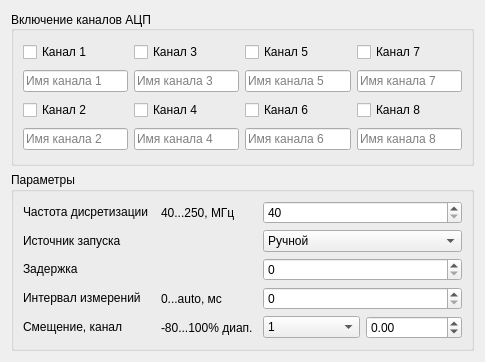
Before: the Qt Designer form ui/ADCUIDesign.ui in AVSidorov/FT2SXR, drawn with Qt 5.
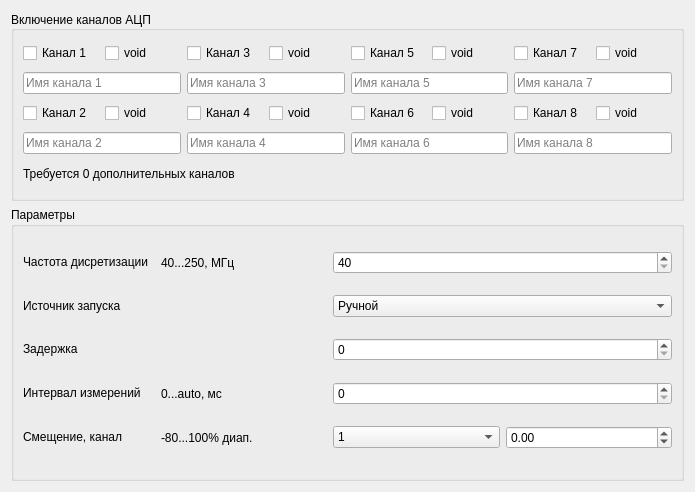
After: the same form once the commit is applied.

Commit message: void channels fixed

The edit to the form file:
```diff
--- a/ui/ADCUIDesign.ui
+++ b/ui/ADCUIDesign.ui
@@ -12,8 +12,8 @@
    <rect>
     <x>0</x>
     <y>0</y>
-    <width>485</width>
-    <height>362</height>
+    <width>695</width>
+    <height>492</height>
    </rect>
   </property>
   <property name="sizePolicy">
@@ -48,7 +48,7 @@
        <property name="maximumSize">
         <size>
          <width>16777215</width>
-         <height>160</height>
+         <height>190</height>
         </size>
        </property>
        <property name="title">
@@ -64,7 +64,14 @@
         <bool>false</bool>
        </property>
        <layout class="QGridLayout" name="gridLayout">
-        <item row="2" column="3">
+        <item row="4" column="4">
+         <widget class="QCheckBox" name="ch6_checkBox">
+          <property name="text">
+           <string>Канал 6</string>
+          </property>
+         </widget>
+        </item>
+        <item row="4" column="6">
          <widget class="QCheckBox" name="ch8_checkBox">
           <property name="text">
            <string>Канал 8</string>
@@ -77,24 +84,24 @@
           </property>
          </widget>
         </item>
-        <item row="2" column="2">
-         <widget class="QCheckBox" name="ch6_checkBox">
-          <property name="text">
-           <string>Канал 6</string>
-          </property>
-         </widget>
-        </item>
-        <item row="0" column="3">
+        <item row="0" column="6">
          <widget class="QCheckBox" name="ch7_checkBox">
           <property name="text">
            <string>Канал 7</string>
           </property>
          </widget>
         </item>
-        <item row="0" column="2">
-         <widget class="QCheckBox" name="ch5_checkBox">
+        <item row="4" column="2">
+         <widget class="QCheckBox" name="ch4_checkBox">
           <property name="text">
-           <string>Канал 5</string>
+           <string>Канал 4</string>
+          </property>
+         </widget>
+        </item>
+        <item row="4" column="0">
+         <widget class="QCheckBox" name="ch2_checkBox">
+          <property name="text">
+           <string>Канал 2</string>
           </property>
          </widget>
         </item>
@@ -105,83 +112,145 @@
           </property>
          </widget>
         </item>
-        <item row="2" column="1">
-         <widget class="QCheckBox" name="ch4_checkBox">
-          <property name="text">
-           <string>Канал 4</string>
-          </property>
-         </widget>
-        </item>
-        <item row="0" column="1">
+        <item row="0" column="2">
          <widget class="QCheckBox" name="ch3_checkBox">
           <property name="text">
            <string>Канал 3</string>
           </property>
          </widget>
         </item>
-        <item row="2" column="0">
-         <widget class="QCheckBox" name="ch2_checkBox">
+        <item row="0" column="4">
+         <widget class="QCheckBox" name="ch5_checkBox">
           <property name="text">
-           <string>Канал 2</string>
+           <string>Канал 5</string>
           </property>
          </widget>
         </item>
-        <item row="1" column="1">
-         <widget class="QLineEdit" name="ch3_name_lineEdit">
-          <property name="placeholderText">
-           <string>Имя канала 3</string>
-          </property>
-         </widget>
-        </item>
-        <item row="1" column="0">
-         <widget class="QLineEdit" name="ch1_name_lineEdit">
-          <property name="inputMask">
-           <string/>
-          </property>
-          <property name="placeholderText">
-           <string>Имя канала 1</string>
-          </property>
-         </widget>
-        </item>
-        <item row="3" column="2">
+        <item row="5" column="4" colspan="2">
          <widget class="QLineEdit" name="ch6_name_lineEdit">
           <property name="placeholderText">
            <string>Имя канала 6</string>
           </property>
          </widget>
         </item>
-        <item row="1" column="2">
-         <widget class="QLineEdit" name="ch5_name_lineEdit">
-          <property name="placeholderText">
-           <string>Имя канала 5</string>
-          </property>
-         </widget>
-        </item>
-        <item row="1" column="3">
+        <item row="3" column="6" colspan="2">
          <widget class="QLineEdit" name="ch7_name_lineEdit">
           <property name="placeholderText">
            <string>Имя канала 7</string>
           </property>
          </widget>
         </item>
-        <item row="3" column="0">
+        <item row="5" column="6" colspan="2">
+         <widget class="QLineEdit" name="ch8_name_lineEdit">
+          <property name="placeholderText">
+           <string>Имя канала 8</string>
+          </property>
+         </widget>
+        </item>
+        <item row="5" column="0" colspan="2">
          <widget class="QLineEdit" name="ch2_name_lineEdit">
           <property name="placeholderText">
            <string>Имя канала 2</string>
           </property>
          </widget>
         </item>
-        <item row="3" column="1">
+        <item row="5" column="2" colspan="2">
          <widget class="QLineEdit" name="ch4_name_lineEdit">
           <property name="placeholderText">
            <string>Имя канала 4</string>
           </property>
          </widget>
         </item>
-        <item row="3" column="3">
-         <widget class="QLineEdit" name="ch8_name_lineEdit">
+        <item row="3" column="0" colspan="2">
+         <widget class="QLineEdit" name="ch1_name_lineEdit">
+          <property name="inputMask">
+           <string/>
+          </property>
           <property name="placeholderText">
-           <string>Имя канала 8</string>
+           <string>Имя канала 1</string>
+          </property>
+         </widget>
+        </item>
+        <item row="3" column="2" colspan="2">
+         <widget class="QLineEdit" name="ch3_name_lineEdit">
+          <property name="placeholderText">
+           <string>Имя канала 3</string>
+          </property>
+         </widget>
+        </item>
+        <item row="3" column="4" colspan="2">
+         <widget class="QLineEdit" name="ch5_name_lineEdit">
+          <property name="placeholderText">
+           <string>Имя канала 5</string>
+          </property>
+         </widget>
+        </item>
+        <item row="6" column="0" colspan="8">
+         <widget class="QLabel" name="void_label">
+          <property name="maximumSize">
+           <size>
+            <width>16777215</width>
+            <height>22</height>
+           </size>
+          </property>
+          <property name="text">
+           <string>Требуется 0 дополнительных каналов</string>
+          </property>
+         </widget>
+        </item>
+        <item row="0" column="1">
+         <widget class="QCheckBox" name="ch1_void_checkBox">
+          <property name="text">
+           <string>void</string>
+          </property>
+         </widget>
+        </item>
+        <item row="0" column="3">
+         <widget class="QCheckBox" name="ch3_void_checkBox">
+          <property name="text">
+           <string>void</string>
+          </property>
+         </widget>
+        </item>
+        <item row="0" column="5">
+         <widget class="QCheckBox" name="ch5_void_checkBox">
+          <property name="text">
+           <string>void</string>
+          </property>
+         </widget>
+        </item>
+        <item row="0" column="7">
+         <widget class="QCheckBox" name="ch7_void_checkBox">
+          <property name="text">
+           <string>void</string>
+          </property>
+         </widget>
+        </item>
+        <item row="4" column="1">
+         <widget class="QCheckBox" name="ch2_void_checkBox">
+          <property name="text">
+           <string>void</string>
+          </property>
+         </widget>
+        </item>
+        <item row="4" column="3">
+         <widget class="QCheckBox" name="ch4_void_checkBox">
+          <property name="text">
+           <string>void</string>
+          </property>
+         </widget>
+        </item>
+        <item row="4" column="5">
+         <widget class="QCheckBox" name="ch6_void_checkBox">
+          <property name="text">
+           <string>void</string>
+          </property>
+         </widget>
+        </item>
+        <item row="4" column="7">
+         <widget class="QCheckBox" name="ch8_void_checkBox">
+          <property name="text">
+           <string>void</string>
           </property>
          </widget>
         </item>
```
The commit also changes 2 other files.
